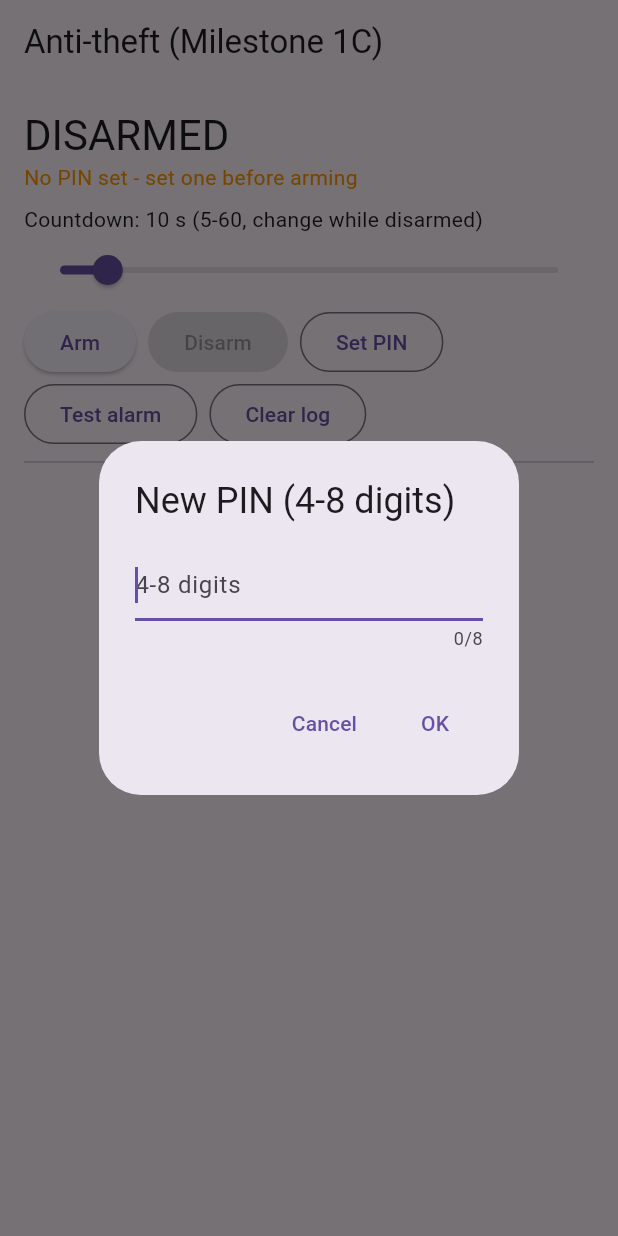
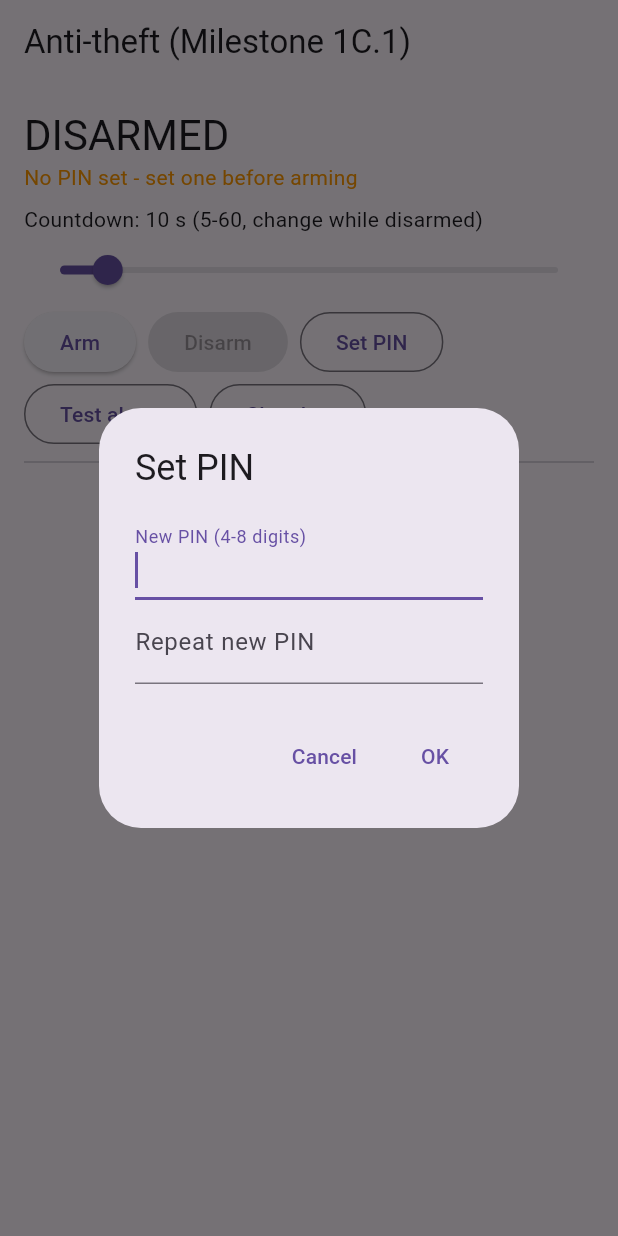
Before and after one commit to y-a-s-h-mittal/anti-theft-protection-app, a Flutter app: the screen it shows after launch, after a tap on "Set PIN", on a phone screen of 412 x 824 dp. Run offline on Flutter 3.47's test engine with Material 3 defaults, Android fonts, the phone set to English and light mode, and no system bars.

Commit message:
Milestone 1C.1: inline PIN feedback, faster volume defence, warning fix; rename app to SIM Sentinel

```diff
--- a/lib/screens/home_screen.dart
+++ b/lib/screens/home_screen.dart
@@ -1,8 +1,8 @@
 import 'dart:async';
 import 'package:flutter/material.dart';
-import 'package:flutter/services.dart';
 import '../models/protection_state.dart';
 import '../services/native_bridge.dart';
+import '../widgets/pin_dialog.dart';
 
 class HomeScreen extends StatefulWidget {
   const HomeScreen({super.key});
@@ -11,6 +11,8 @@ class HomeScreen extends StatefulWidget {
 }
 
 class _HomeScreenState extends State<HomeScreen> {
+  static final _pinRe = RegExp(r'^\d{4,8}$');
+
   NativeStatus _status = const NativeStatus(
     state: ProtectionState.disarmed,
     serviceRunning: false,
@@ -47,19 +49,19 @@ class _HomeScreenState extends State<HomeScreen> {
     ScaffoldMessenger.of(context).showSnackBar(SnackBar(content: Text(m)));
   }
 
-  void _authToast(AuthResult r) {
-    if (r.error != null) {
-      _toast(r.error!);
-    } else if (r.lockedMs > 0) {
-      _toast('Too many attempts. Try again in ${(r.lockedMs / 1000).ceil()} s');
-    } else {
-      _toast('Wrong PIN');
-    }
+  /// Turns Kotlin's answer into text for the dialog.
+  PinFeedback _feedback(AuthResult r) {
+    if (r.ok) return const PinFeedback.ok();
+    if (r.error != null) return PinFeedback(r.error!);
+    if (r.lockedMs > 0) return PinFeedback('Too many attempts', lockedMs: r.lockedMs);
+    final n = r.attemptsLeft;
+    if (n <= 0) return const PinFeedback('Wrong PIN');
+    return PinFeedback(n == 1 ? 'Wrong PIN. 1 attempt left' : 'Wrong PIN. $n attempts left');
   }
 
-  Future<String?> _askPin(String title) async {
-    if (!mounted) return null;
-    return showDialog<String>(context: context, builder: (_) => _PinDialog(title));
+  String? _attemptsNote(PinStatus st) {
+    if (st.lockedMs > 0 || st.attemptsLeft >= 5) return null;
+    return st.attemptsLeft == 1 ? '1 attempt left' : '${st.attemptsLeft} attempts left';
   }
 
   Future<void> _arm() async {
@@ -73,33 +75,52 @@ class _HomeScreenState extends State<HomeScreen> {
   }
 
   Future<void> _disarm() async {
-    final pin = await _askPin('Enter PIN');
-    if (pin == null) return;
-    final r = await NativeBridge.disarm(pin);
-    if (!r.ok) _authToast(r);
+    final st = await NativeBridge.pinStatus();
+    if (!mounted) return;
+    await showDialog<bool>(
+      context: context,
+      barrierDismissible: false,
+      builder: (_) => PinDialog(
+        title: _status.state == ProtectionState.alarming
+            ? 'Enter PIN to stop the alarm'
+            : 'Enter PIN to disarm',
+        labels: const ['PIN'],
+        initialLockedMs: st.lockedMs,
+        initialMessage: _attemptsNote(st),
+        onSubmit: (v) async {
+          // Obviously malformed PINs are rejected here without using up an attempt.
+          if (!_pinRe.hasMatch(v[0])) return const PinFeedback('PIN must be 4-8 digits');
+          return _feedback(await NativeBridge.disarm(v[0]));
+        },
+      ),
+    );
     _refresh();
   }
 
   Future<void> _setPin() async {
-    String? old;
-    if (_status.hasPin) {
-      old = await _askPin('Current PIN');
-      if (old == null) return;
-    }
-    final a = await _askPin('New PIN (4-8 digits)');
-    if (a == null) return;
-    final b = await _askPin('Repeat new PIN');
-    if (b == null) return;
-    if (a != b) {
-      _toast('PINs do not match');
-      return;
-    }
-    final r = await NativeBridge.setPin(a, oldPin: old);
-    if (r.ok) {
-      _toast('PIN saved');
-    } else {
-      _authToast(r);
-    }
+    final hasOld = _status.hasPin;
+    final st = await NativeBridge.pinStatus();
+    if (!mounted) return;
+    final saved = await showDialog<bool>(
+      context: context,
+      barrierDismissible: false,
+      builder: (_) => PinDialog(
+        title: hasOld ? 'Change PIN' : 'Set PIN',
+        labels: [if (hasOld) 'Current PIN', 'New PIN (4-8 digits)', 'Repeat new PIN'],
+        initialLockedMs: hasOld ? st.lockedMs : 0,
+        initialMessage: hasOld ? _attemptsNote(st) : null,
+        onSubmit: (v) async {
+          final old = hasOld ? v[0] : null;
+          final a = v[hasOld ? 1 : 0];
+          final b = v[hasOld ? 2 : 1];
+          if (old != null && !_pinRe.hasMatch(old)) return const PinFeedback('Enter your current PIN (4-8 digits)');
+          if (!_pinRe.hasMatch(a)) return const PinFeedback('New PIN must be 4-8 digits');
+          if (a != b) return const PinFeedback('PINs do not match');
+          return _feedback(await NativeBridge.setPin(a, oldPin: old));
+        },
+      ),
+    );
+    if (saved == true) _toast('PIN saved');
     _refresh();
   }
 
@@ -127,7 +148,7 @@ class _HomeScreenState extends State<HomeScreen> {
         : s.state.name.toUpperCase();
 
     return Scaffold(
-      appBar: AppBar(title: const Text('Anti-theft (Milestone 1C)')),
+      appBar: AppBar(title: const Text('Anti-theft (Milestone 1C.1)')),
       body: Padding(
         padding: const EdgeInsets.all(16),
         child: Column(crossAxisAlignment: CrossAxisAlignment.start, children: [
@@ -189,41 +210,3 @@ class _HomeScreenState extends State<HomeScreen> {
     );
   }
 }
-
-/// Owns its controller so it is disposed together with the dialog.
-class _PinDialog extends StatefulWidget {
-  final String title;
-  const _PinDialog(this.title);
-  @override
-  State<_PinDialog> createState() => _PinDialogState();
-}
-
-class _PinDialogState extends State<_PinDialog> {
-  final _c = TextEditingController();
-
-  @override
-  void dispose() {
-    _c.dispose();
-    super.dispose();
-  }
-
-  @override
-  Widget build(BuildContext context) {
-    return AlertDialog(
-      title: Text(widget.title),
-      content: TextField(
-        controller: _c,
-        autofocus: true,
-        obscureText: true,
-        keyboardType: TextInputType.number,
-        maxLength: 8,
-        inputFormatters: [FilteringTextInputFormatter.digitsOnly],
-        decoration: const InputDecoration(hintText: '4-8 digits'),
-      ),
-      actions: [
-        TextButton(onPressed: () => Navigator.pop(context), child: const Text('Cancel')),
-        TextButton(onPressed: () => Navigator.pop(context, _c.text), child: const Text('OK')),
-      ],
-    );
-  }
-}
--- a/lib/services/native_bridge.dart
+++ b/lib/services/native_bridge.dart
@@ -4,8 +4,15 @@ import '../models/protection_state.dart';
 class AuthResult {
   final bool ok;
   final int lockedMs;
+  final int attemptsLeft;
   final String? error;
-  const AuthResult(this.ok, this.lockedMs, {this.error});
+  const AuthResult(this.ok, this.lockedMs, this.attemptsLeft, {this.error});
+}
+
+class PinStatus {
+  final int lockedMs;
+  final int attemptsLeft;
+  const PinStatus(this.lockedMs, this.attemptsLeft);
 }
 
 class NativeBridge {
@@ -41,10 +48,19 @@ class NativeBridge {
       return AuthResult(
         (m?['ok'] as bool?) ?? false,
         (m?['lockedMs'] as num?)?.toInt() ?? 0,
+        (m?['attemptsLeft'] as num?)?.toInt() ?? 0,
       );
     } on PlatformException catch (e) {
-      return AuthResult(false, 0, error: e.message ?? e.code);
+      return AuthResult(false, 0, 0, error: e.message ?? e.code);
     }
+  }
+
+  static Future<PinStatus> pinStatus() async {
+    final m = await _ch.invokeMapMethod<String, dynamic>('pinStatus');
+    return PinStatus(
+      (m?['lockedMs'] as num?)?.toInt() ?? 0,
+      (m?['attemptsLeft'] as num?)?.toInt() ?? 5,
+    );
   }
 
   static Future<NativeStatus> getStatus() async {
--- /dev/null
+++ b/lib/widgets/pin_dialog.dart
@@ -0,0 +1,140 @@
+import 'dart:async';
+import 'package:flutter/material.dart';
+import 'package:flutter/services.dart';
+
+/// Result of submitting the dialog. error == null means success (the dialog closes).
+class PinFeedback {
+  final String? error;
+  final int lockedMs;
+  const PinFeedback.ok()
+      : error = null,
+        lockedMs = 0;
+  const PinFeedback(this.error, {this.lockedMs = 0});
+}
+
+/// A PIN dialog that stays open on mistakes and shows the problem inside itself.
+/// Pops `true` on success, `false` on cancel.
+class PinDialog extends StatefulWidget {
+  final String title;
+  final List<String> labels; // one hidden digits-only field per label
+  final Future<PinFeedback> Function(List<String> values) onSubmit;
+  final int initialLockedMs;
+  final String? initialMessage;
+
+  const PinDialog({
+    super.key,
+    required this.title,
+    required this.labels,
+    required this.onSubmit,
+    this.initialLockedMs = 0,
+    this.initialMessage,
+  });
+
+  @override
+  State<PinDialog> createState() => _PinDialogState();
+}
+
+class _PinDialogState extends State<PinDialog> {
+  late final List<TextEditingController> _controllers;
+  String? _message;
+  bool _busy = false;
+  DateTime? _lockedUntil;
+  Timer? _tick;
+
+  @override
+  void initState() {
+    super.initState();
+    _controllers = List.generate(widget.labels.length, (_) => TextEditingController());
+    _message = widget.initialMessage;
+    if (widget.initialLockedMs > 0) {
+      _lockedUntil = DateTime.now().add(Duration(milliseconds: widget.initialLockedMs));
+    }
+    // Refreshes the "try again in N s" text while locked.
+    _tick = Timer.periodic(const Duration(milliseconds: 500), (_) {
+      if (mounted && _lockedUntil != null) setState(() {});
+    });
+  }
+
+  @override
+  void dispose() {
+    _tick?.cancel();
+    for (final c in _controllers) {
+      c.dispose();
+    }
+    super.dispose();
+  }
+
+  int get _lockSecs {
+    final u = _lockedUntil;
+    if (u == null) return 0;
+    final ms = u.difference(DateTime.now()).inMilliseconds;
+    return ms <= 0 ? 0 : (ms / 1000).ceil();
+  }
+
+  bool get _locked => _lockSecs > 0;
+
+  Future<void> _submit() async {
+    if (_busy || _locked) return;
+    setState(() {
+      _busy = true;
+      _message = null;
+    });
+    final fb = await widget.onSubmit(_controllers.map((c) => c.text).toList());
+    if (!mounted) return;
+    if (fb.error == null) {
+      Navigator.pop(context, true);
+      return;
+    }
+    for (final c in _controllers) {
+      c.clear();
+    }
+    setState(() {
+      _busy = false;
+      if (fb.lockedMs > 0) {
+        _lockedUntil = DateTime.now().add(Duration(milliseconds: fb.lockedMs));
+        _message = null;
+      } else {
+        _message = fb.error;
+      }
+    });
+  }
+
+  @override
+  Widget build(BuildContext context) {
+    final text = _locked ? 'Too many attempts. Try again in $_lockSecs s' : _message;
+    return AlertDialog(
+      title: Text(widget.title),
+      content: SingleChildScrollView(
+        child: Column(mainAxisSize: MainAxisSize.min, children: [
+          for (var i = 0; i < widget.labels.length; i++)
+            TextField(
+              controller: _controllers[i],
+              autofocus: i == 0,
+              enabled: !_busy && !_locked,
+              obscureText: true,
+              keyboardType: TextInputType.number,
+              maxLength: 8,
+              inputFormatters: [FilteringTextInputFormatter.digitsOnly],
+              decoration: InputDecoration(labelText: widget.labels[i], counterText: ''),
+              onSubmitted: (_) => _submit(),
+            ),
+          if (text != null)
+            Padding(
+              padding: const EdgeInsets.only(top: 12),
+              child: Text(text, style: TextStyle(color: Theme.of(context).colorScheme.error)),
+            ),
+        ]),
+      ),
+      actions: [
+        TextButton(
+          onPressed: _busy ? null : () => Navigator.pop(context, false),
+          child: const Text('Cancel'),
+        ),
+        TextButton(
+          onPressed: (_busy || _locked) ? null : _submit,
+          child: const Text('OK'),
+        ),
+      ],
+    );
+  }
+}
--- a/pubspec.yaml
+++ b/pubspec.yaml
@@ -1,5 +1,5 @@
 name: anti_theft_protection
-description: "A new Flutter project."
+description: "Personal Android anti-theft alarm: detects SIM removal, runs a native countdown, and sounds a PIN-protected alarm."
 # The following line prevents the package from being accidentally published to
 # pub.dev using `flutter pub publish`. This is preferred for private packages.
 publish_to: 'none' # Remove this line if you wish to publish to pub.dev
```
Also changed, not shown: 4 other files.
